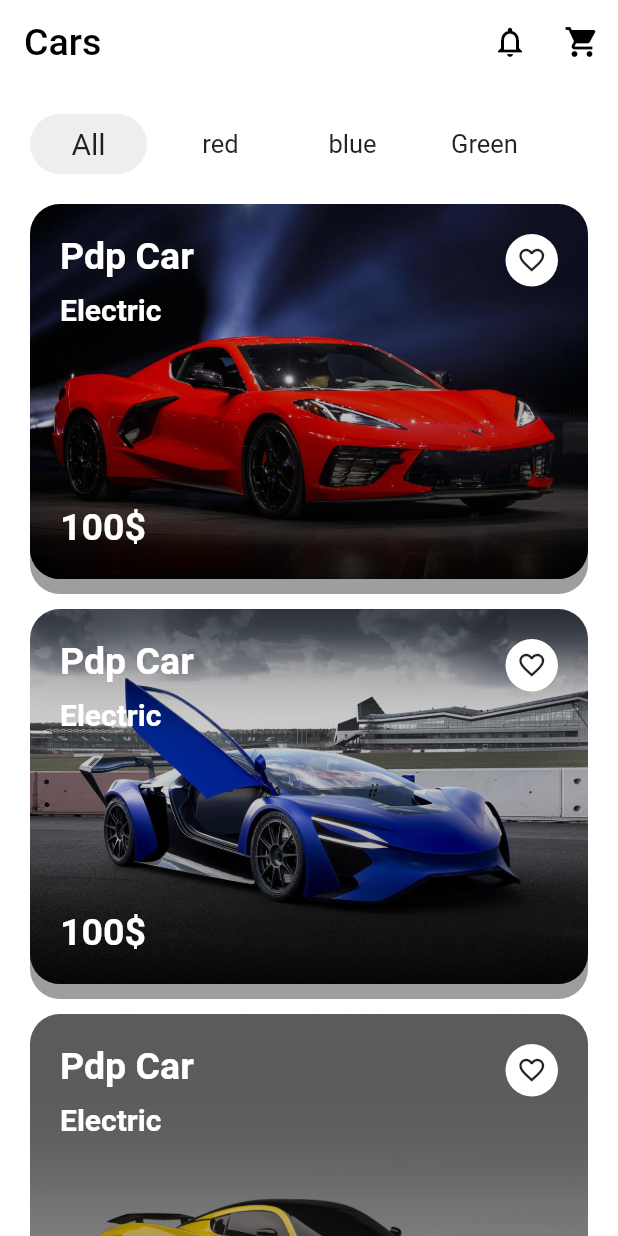
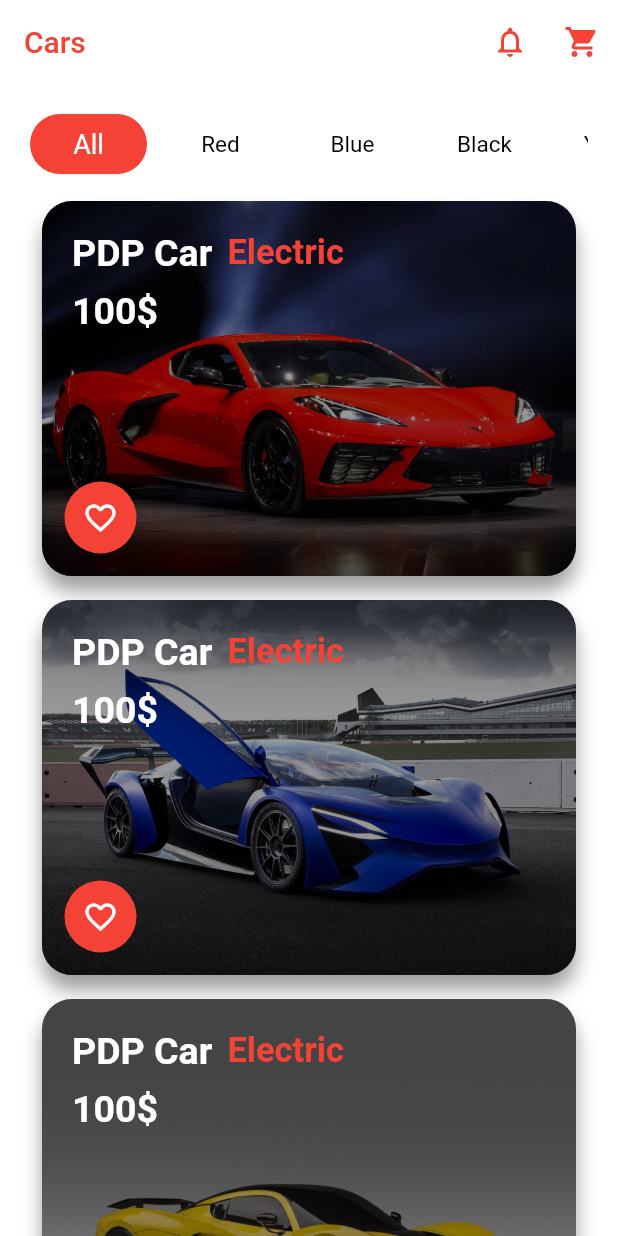
Before and after one commit to FirdavsSayidov/pdpui4, a Flutter app: the screen it shows after launch, on a phone screen of 412 x 824 dp. Run offline on Flutter 3.47's test engine with Material 2 defaults, Android fonts, the phone set to English and light mode, and no system bars.

Commit message:
конец

```diff
--- a/lib/home_page.dart
+++ b/lib/home_page.dart
@@ -11,141 +11,140 @@ class HomePage extends StatefulWidget {
 class _HomePageState extends State<HomePage> {
   @override
   Widget build(BuildContext context) {
-    return Scaffold(
-      backgroundColor: Colors.white,
-      appBar: AppBar(
-        backgroundColor: Colors.transparent,
+    return Scaffold(backgroundColor: Colors.white,
+      appBar: AppBar(backgroundColor: Colors.white,
         elevation: 0,
-        leading: null,
-        title: Text('Cars',style: TextStyle(color: Colors.black,fontSize: 25),),
-        brightness: Brightness.light,
-        actions: <Widget> [
-          IconButton(onPressed: (){}, icon: Icon(Icons.notifications_none,color: Colors.black,)),
-          IconButton(onPressed: (){}, icon: Icon(Icons.shopping_cart,color: Colors.black,))
+        title: Text('Cars',style: TextStyle(color: Colors.red),),
+        actions: [
+          IconButton(onPressed: (){}, icon: Icon(Icons.notifications_none,color: Colors.red,)),
+          IconButton(onPressed: (){}, icon: Icon(Icons.shopping_cart,color: Colors.red,))
         ],
       ),
       body: SingleChildScrollView(
-        child: Container(
-          padding: EdgeInsets.all(20),
+        child: Container(padding: EdgeInsets.all(20),
           child: Column(
             children: [
               Container(
-                height: 40,
+                height:40,
                 child: ListView(
                   scrollDirection: Axis.horizontal,
                   children: [
-                    singleTab(true, 'All'),
-                    singleTab(false, 'red'),
-                    singleTab(false, 'blue'),
-                    singleTab(false, 'Green'),
-                    singleTab(false, 'Grey'),
-
-
+                    singleTab(true,'All'),
+                    singleTab(false,'Red'),
+                    singleTab(false,'Blue'),
+                    singleTab(false,'Black'),
+                    singleTab(false,'Yellow'),
+                    singleTab(false,'Pink'),
 
 
 
                   ],
                 ),
               ),
-              SizedBox(height: 20,),
+              SizedBox(height: 10,),
+
               makeItem('assets/images/img.png'),
               makeItem('assets/images/img_1.png'),
-              makeItem('assets/images/img_2.png'),
-              makeItem('assets/images/img_3.png'),
-              makeItem('assets/images/img_4.png'),
-              makeItem('assets/images/img.png'),
-              makeItem('assets/images/img_1.png'),
+              makeItem('assets/images/img_2.png')
 
             ],
           ),
         ),
       ),
-
     );
   }
-  Widget singleTab(bool type, String text){
+        Widget singleTab(bool type,String text){
     return AspectRatio(aspectRatio: 2.2/1,
     child: Container(
      margin: EdgeInsets.only(right: 10),
-      decoration: BoxDecoration(
-        color: type ? Colors.grey.shade200 : Colors.white,
-        borderRadius: BorderRadius.circular(20),
-      ),
-      child: Center(
-        child: Text(text,
-        style: TextStyle(fontSize: type ? 20 : 17),
-        ),
-      ),
+      decoration: BoxDecoration(borderRadius: BorderRadius.circular(20),
+          color: type ? Colors.red
+              :Colors.white),
+      child: Center(child: Text(text,style: TextStyle(fontSize: type ? 18 : 15,color: type ?Colors.white :Colors.black),),),
     ),
     );
         }
 
   Widget makeItem(String image){
-    return Container(
+
+    return Padding(padding: EdgeInsets.all(8),
+    child:Container(
       height: 250,
-      width: double.infinity,
-      margin: EdgeInsets.only(bottom: 20),
-      decoration: BoxDecoration(
-        borderRadius: BorderRadius.circular(20),
-        image: DecorationImage(image: AssetImage(image),
-        fit: BoxFit.cover
+      decoration: BoxDecoration(borderRadius: BorderRadius.circular(20),
+          image: DecorationImage(image: AssetImage(image,),fit: BoxFit.cover
           ),
           boxShadow: [
             BoxShadow(
                 color: Colors.grey,
-            offset: Offset(0,10)
+                offset: Offset(0,10),
+                blurRadius: 10,
+
+
             )
           ]
-
       ),
       child: Container(
-        padding: EdgeInsets.all(20),
         decoration: BoxDecoration(
             borderRadius: BorderRadius.circular(20),
             gradient: LinearGradient(
                 begin: Alignment.bottomRight,
                 colors: [
-              Colors.black.withOpacity(0.9),
+                  Colors.black.withOpacity(0.7),
                   Colors.black.withOpacity(0.6),
-              Colors.black.withOpacity(0.3),
-              Colors.black.withOpacity(0.2)
+                  Colors.black.withOpacity(0.5),
+                  Colors.black.withOpacity(0.4),
+                  Colors.black.withOpacity(0.4),
+
                 ]
             )
         ),
-        child: Column(
+        child: Container(
+          child: Column( mainAxisAlignment: MainAxisAlignment.spaceBetween,
             crossAxisAlignment: CrossAxisAlignment.start,
-         mainAxisAlignment: MainAxisAlignment.spaceBetween,
+            children: [
+              Column(crossAxisAlignment: CrossAxisAlignment.start,
                 children: [
                   Row(
-              crossAxisAlignment: CrossAxisAlignment.start,
                     children: [
-                Expanded(child: Column(
-                  crossAxisAlignment: CrossAxisAlignment.start,
-                  children: [
-                    Text('Pdp Car',style: TextStyle(color: Colors.white,fontSize: 25,fontWeight: FontWeight.bold),),
-                    SizedBox(height: 10,),
-                    Text('Electric',style: TextStyle(color: Colors.white,fontSize: 20,fontWeight: FontWeight.bold),),
+                      Padding(padding: EdgeInsets.only(left: 20,top: 20,right: 10),
+                        child: Container(
+                          child: Text('PDP Car',style: TextStyle(color: Colors.white,fontSize: 25,fontWeight: FontWeight.bold),),
+                        ),
+                      ),
 
-                  ],
-                )),
-                Container(
-                  width: 35,
-                  height: 35,
-                  decoration: BoxDecoration(
-                    shape: BoxShape.circle,
-                    color: Colors.white
-                  ),
-                  child: Center(
-                    child: Icon(Icons.favorite_border,size: 20,),
+                      Padding( padding: EdgeInsets.only(top: 20),
+                        child: Container(
+                          child: Text('Electric',style: TextStyle(color: Colors.red,fontWeight: FontWeight.bold,fontSize:23 ),),
                         ),
                       )
                     ],
                   ),
-            Text('100\$',style: TextStyle(color: Colors.white,fontWeight: FontWeight.bold,fontSize: 25),)
+                  Padding(padding: EdgeInsets.only(top: 10,left: 20),
+                    child: Container(
+                      child: Text('100\$',style: TextStyle(color: Colors.white,fontWeight: FontWeight.bold,fontSize: 25),),
+                    ),
+                  ),
                 ],
               ),
+
+              Padding(
+                padding: const EdgeInsets.all(15.0),
+                child: Container(
+                    child: IconButton(onPressed: (){},
+                        icon: Icon(Icons.favorite_border,color: Colors.white,)),
+                    decoration: BoxDecoration(
+                      shape: BoxShape.circle,color: Colors.red
                     ),
-    );
+                ),
+              )
+            ],
+          ),
+
+        ),
+      ),
+
+    )
+    ) ;
   }
 
 
```
Lines whose indentation alone changed are shown as unchanged.
